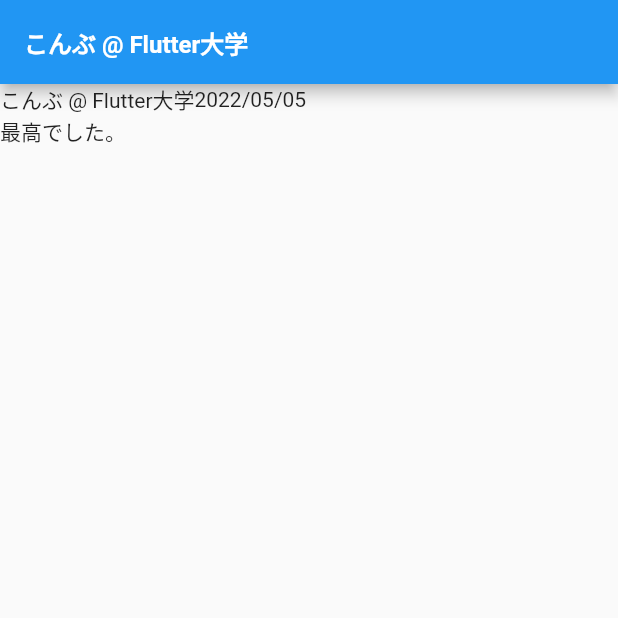
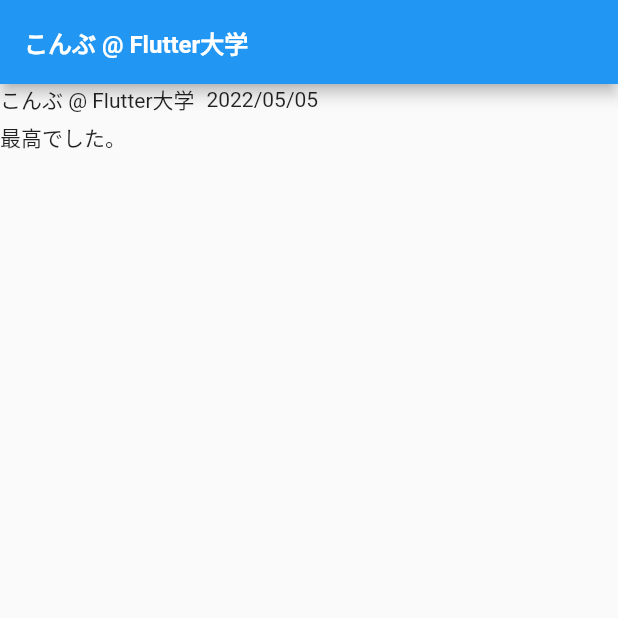
Before and after one commit to juninaba/twitter-ui, a Flutter app: the screen it shows after launch, on a phone screen of 412 x 824 dp, the top half of it. Run offline on Flutter 3.47's test engine with Material 2 defaults, Android fonts, the phone set to English and light mode, and no system bars.

Commit message:
add SizedBox

```diff
--- a/lib/main.dart
+++ b/lib/main.dart
@@ -39,9 +39,11 @@
             Row(
               children: [
                 Text('こんぶ @ Flutter大学'),
+                SizedBox(width: 8),
                 Text('2022/05/05')
               ],
             ),
+            SizedBox(height: 4),
             Text('最高でした。')
           ],
         ),
```
